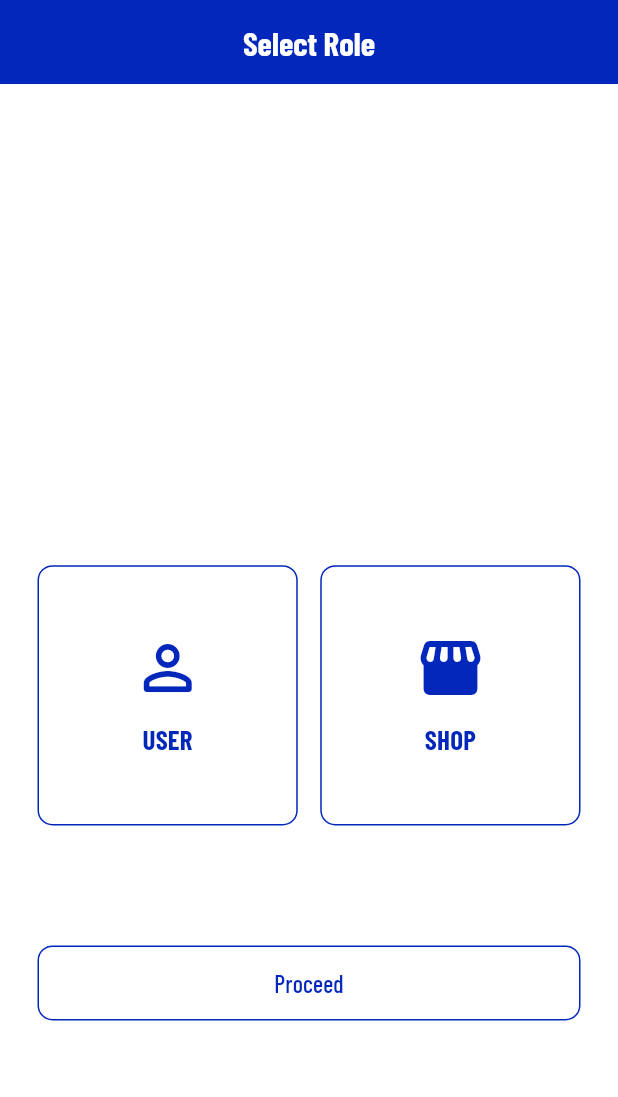
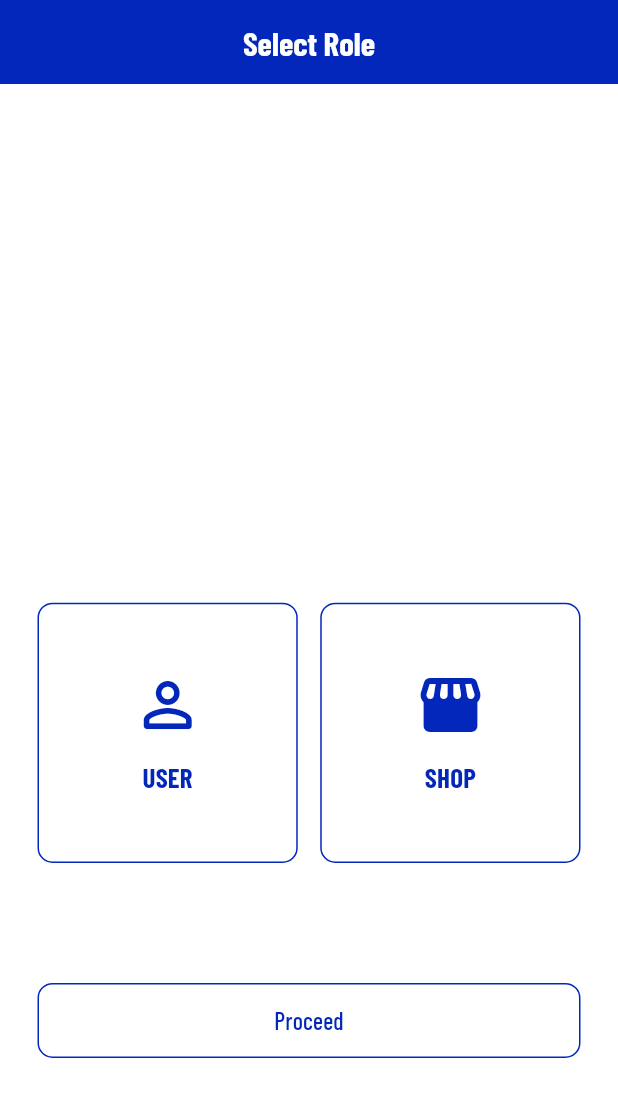
Before and after one commit to Neloy-SWE/wash_your_cloth_mobile_app, a Flutter app: the screen it shows after launch, on a phone screen of 412 x 824 dp. Shown: the top 1097 px of the screen. Run offline on Flutter 3.47's test engine with Material 3 defaults, Android fonts, the phone set to English and light mode, and no system bars; our stand-ins replace bloc_concurrency, dio, equatable, flutter_bloc, flutter_secure_storage, go_router and 1 more.

Commit message:
ui update

```diff
--- a/lib/data/client/auth_session_expiry_notifier.dart
+++ b/lib/data/client/auth_session_expiry_notifier.dart
@@ -1,3 +1,8 @@
+/*
+Created by Neloy on 23 October, 2026.
+Email: taufiqneloy.swe@gmail.com
+*/
+
 import 'dart:async';
 
 class AuthSessionExpiryNotifier {
--- a/lib/data/client/client_constant.dart
+++ b/lib/data/client/client_constant.dart
@@ -40,6 +40,9 @@ class ClientConstant {
   static const String message = "message";
   static const String currentPage = "currentPage";
   static const String pageSize = "pageSize";
+  static const String search = "search";
+  static const int defaultPageSize = 15;
+  static const int maxPageSize = 100;
   static const String unreadCount = "unreadCount";
   static const String allDevices = "allDevices";
 }
--- a/lib/main.dart
+++ b/lib/main.dart
@@ -367,10 +367,6 @@ class MyApp extends StatelessWidget {
                   );
                   if (!state.deferRedirectUntilResultDismissed) {
                     AppRouter.door.go(AppRouter.screenRole);
-                    CustomSnackBar.primary(
-                      context: context,
-                      contentText: AppText.sessionExpireMessage,
-                    );
                   }
                 },
                 child: MediaQuery(
--- a/lib/presentation/screen/role/screen_role.dart
+++ b/lib/presentation/screen/role/screen_role.dart
@@ -24,15 +24,21 @@ class ScreenRole extends StatelessWidget {
     return Scaffold(
       appBar: AppBar(title: Text(AppText.selectRole)),
       body: SafeArea(
-        child: Padding(
-          padding: AppSize.paddingAll25,
-          child: Center(
         child: BlocBuilder<GlobalBloc, GlobalState>(
           builder: (context, state) {
             final selectedRole = state.role;
             // print("selectedRole::: $selectedRole");
 
-                return Column(
+            return LayoutBuilder(
+              builder: (context, constraints) {
+                return SingleChildScrollView(
+                  padding: AppSize.paddingAll25,
+                  child: ConstrainedBox(
+                    constraints: BoxConstraints(
+                      minHeight: constraints.maxHeight,
+                    ),
+                    child: IntrinsicHeight(
+                      child: Column(
                         crossAxisAlignment: .center,
                         mainAxisAlignment: .center,
                         children: [
@@ -100,10 +106,13 @@ class ScreenRole extends StatelessWidget {
                             colorBorder: AppColor.colorPrimary,
                           ),
                         ],
+                      ),
+                    ),
+                  ),
                 );
               },
-            ),
-          ),
+            );
+          },
         ),
       ),
     );
--- a/lib/presentation/screen/user/profile/view/screen_profile_user.dart
+++ b/lib/presentation/screen/user/profile/view/screen_profile_user.dart
@@ -206,8 +206,10 @@ class ScreenProfileUser extends StatelessWidget {
                 ],
               ),
             );
+          } else if (state is ProfileViewUserStateResult) {
+            return CustomNotFound();
           } else {
-            return CustomNotFound();
+            return AppSize.noGap;
           }
         },
       ),
--- a/lib/utilities/app_text.dart
+++ b/lib/utilities/app_text.dart
@@ -152,4 +152,5 @@ class AppText {
   static const String receivedOrderQuestion = "Confirm that you have received this order?";
   static const String logoutMessage = "Log out from all devices?";
   static const String sessionExpireMessage = "Your current session is expire. Please login again";
+  static const String noResultsFound = "No results found!";
 }
```
Also changed, not shown: lib/presentation/custom_widget/custom_card.dart (+14 -7 lines). Lines whose indentation alone changed are shown as unchanged.
